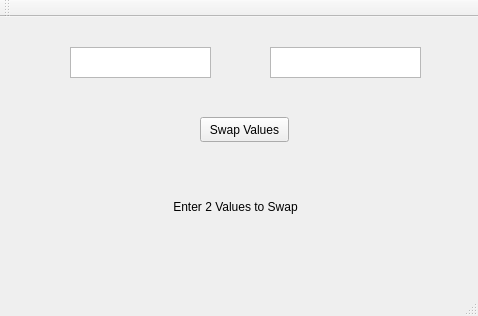
First picture: the form in mainwindow.ui, repository OchiengHosea/Cpp-Lang, before the edit.
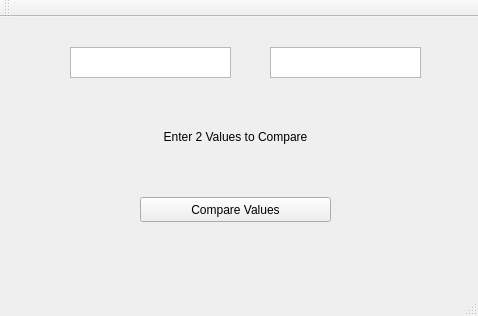
Second picture: the form after the edit.

The edit to the form file:
```diff
--- a/mainwindow.ui
+++ b/mainwindow.ui
@@ -17,21 +17,21 @@
    <widget class="QPushButton" name="pushButton">
     <property name="geometry">
      <rect>
-      <x>200</x>
-      <y>100</y>
-      <width>89</width>
+      <x>140</x>
+      <y>180</y>
+      <width>191</width>
       <height>25</height>
      </rect>
     </property>
     <property name="text">
-     <string>Swap Values</string>
+     <string>Compare Values</string>
     </property>
    </widget>
    <widget class="QLabel" name="label">
     <property name="geometry">
      <rect>
       <x>120</x>
-      <y>160</y>
+      <y>90</y>
       <width>231</width>
       <height>61</height>
      </rect>
@@ -40,7 +40,7 @@
      <enum>Qt::TabFocus</enum>
     </property>
     <property name="text">
-     <string>Enter 2 Values to Swap</string>
+     <string>Enter 2 Values to Compare</string>
     </property>
     <property name="alignment">
      <set>Qt::AlignCenter</set>
@@ -51,7 +51,7 @@
      <rect>
       <x>70</x>
       <y>30</y>
-      <width>141</width>
+      <width>161</width>
       <height>31</height>
      </rect>
     </property>
```
Left out of the diff: 15 changed lines with no effect on the pictures.
